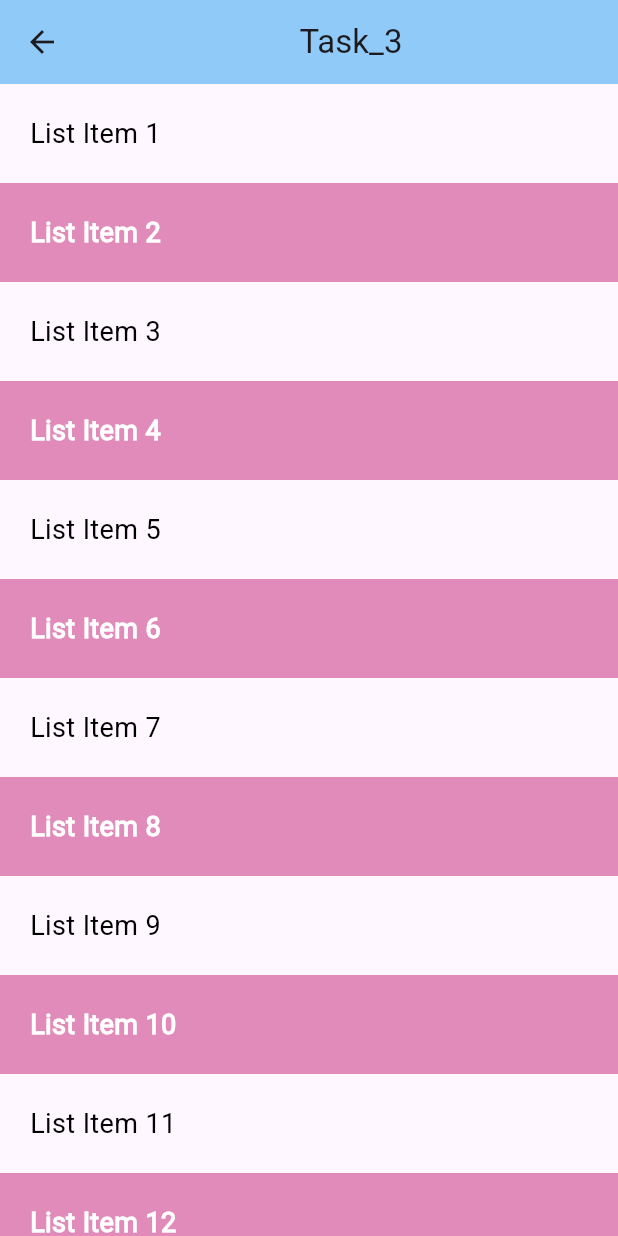
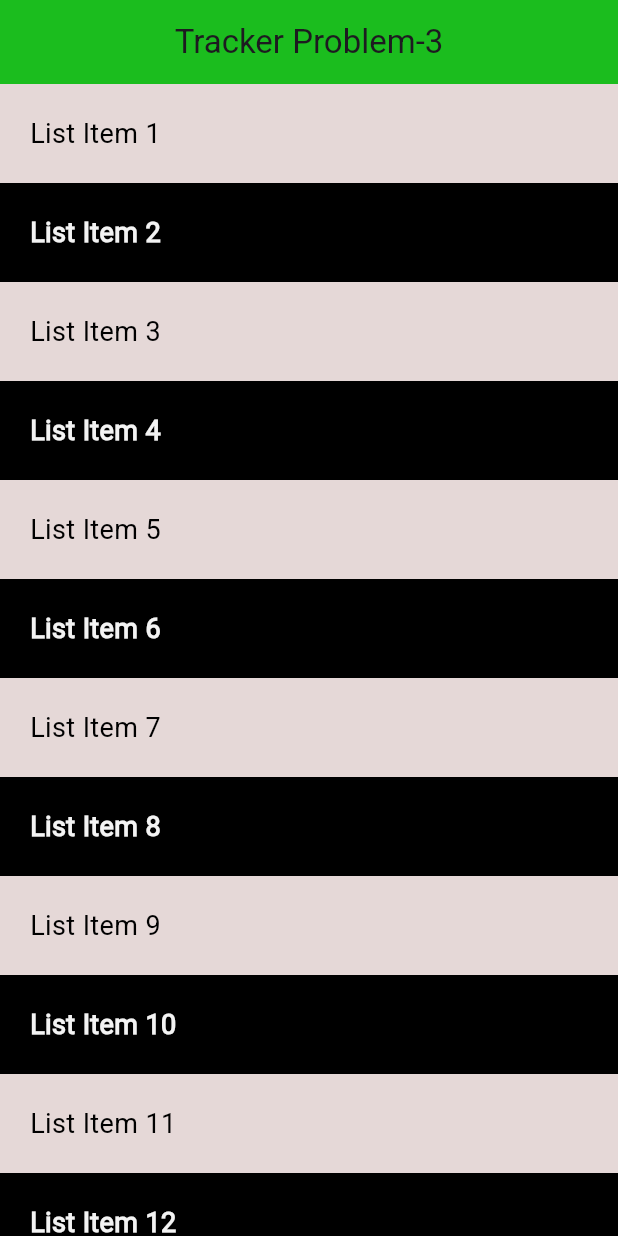
Before and after one commit to Md-Rahatil/tracker_sheet, a Flutter app: the Task_3 screen opened directly, on a phone screen of 412 x 824 dp. Run offline on Flutter 3.47's test engine with Material 3 defaults, Android fonts, the light colour scheme and no system bars; our stand-ins replace animated_text_kit, image_picker, timezone.

Commit message:
list tile

```diff
--- a/lib/main.dart
+++ b/lib/main.dart
@@ -1,6 +1,5 @@
 import 'package:flutter/material.dart';
-
-import 'package:flutter_practice/task_2.dart';
+import 'package:flutter_practice/task_3.dart';
 
 void main() {
   runApp(const MyApp());
@@ -16,8 +15,8 @@ class MyApp extends StatelessWidget {
       theme: ThemeData(primarySwatch: Colors.blue, fontFamily: 'Roboto'),
 
       // home: const Task_1(),
-      home: const Task_2(),
-      // home: const Task_3(),
+      // home: const Task_2(),
+      home: const Task_3(),
       // home: const Task_4(),
       // home: const Task_5(),
       // home: const Task_6(),
--- a/lib/task_3.dart
+++ b/lib/task_3.dart
@@ -7,11 +7,11 @@ class Task_3 extends StatelessWidget {
   Widget build(BuildContext context) {
     return Scaffold(
       appBar: AppBar(
-        backgroundColor: Colors.blue[200],
-        title: const Center(child: Text('Task_3')),
+        backgroundColor: const Color.fromARGB(255, 27, 189, 30),
+        title: const Center(child: Text('Tracker Problem-3')),
       ),
       body: ListView.builder(
-        itemCount: 20,
+        itemCount: 40,
         itemBuilder: (context, index) {
           return buildListItem(index + 1);
         },
@@ -22,14 +22,20 @@ class Task_3 extends StatelessWidget {
   Widget buildListItem(int index) {
     return Container(
       width: double.infinity,
-      color: index.isOdd ? const Color.fromARGB(0, 224, 6, 93) : const Color.fromARGB(255, 224, 139, 186),
+      color:
+          index.isOdd
+              ? const Color.fromARGB(240, 227, 214, 212)
+              : const Color.fromARGB(255, 0, 0, 0),
       padding: const EdgeInsets.all(20),
       child: Text(
         'List Item $index',
         style: TextStyle(
           fontFamily: 'Roboto',
           fontSize: 18,
-          color: index.isOdd ? Colors.black : Colors.white,
+          color:
+              index.isOdd
+                  ? Colors.black
+                  : const Color.fromARGB(255, 243, 243, 243),
           fontWeight: index.isOdd ? FontWeight.normal : FontWeight.bold,
         ),
       ),
```
